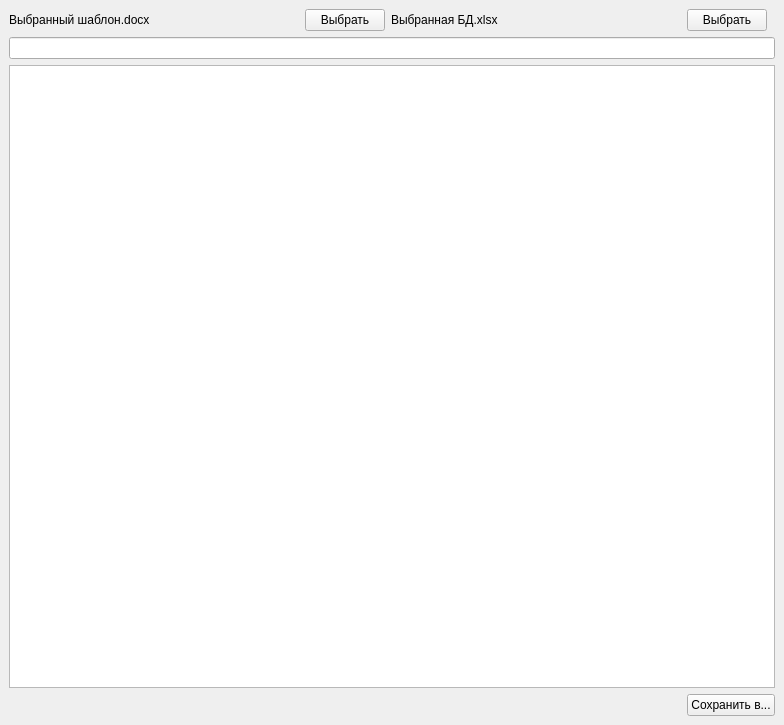
First picture: the form in layout.ui, repository DanilaPalkin/DocsAutocomplete, before the edit.
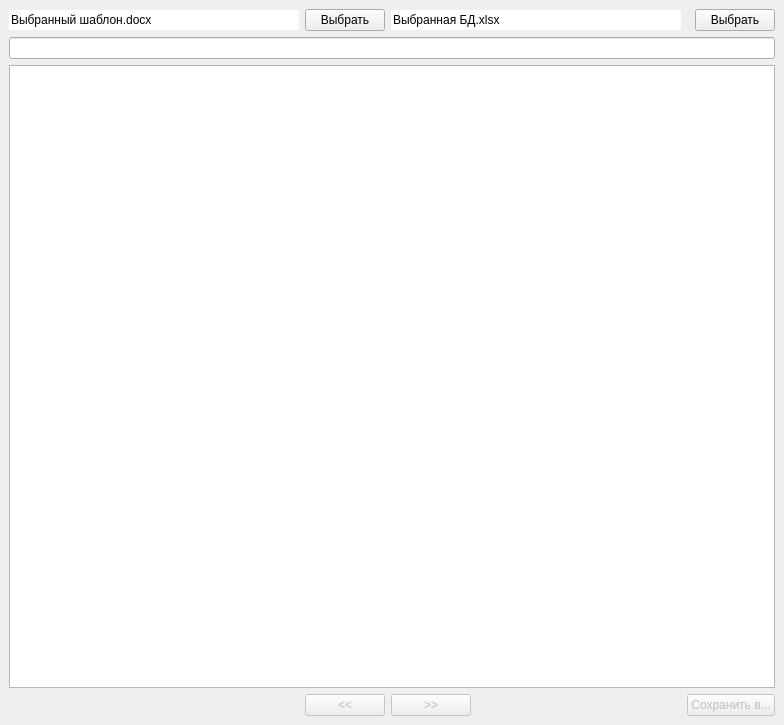
Second picture: the form after the edit.

```diff
--- a/layout.ui
+++ b/layout.ui
@@ -16,12 +16,9 @@
   <widget class="QWidget" name="centralwidget">
    <layout class="QGridLayout" name="gridLayout">
     <item row="2" column="0" colspan="4">
-     <widget class="QTableWidget" name="tableWidget"/>
-    </item>
-    <item row="0" column="0">
-     <widget class="QLabel" name="label_2">
-      <property name="text">
-       <string>Выбранный шаблон.docx</string>
+     <widget class="QTableWidget" name="tableWidget">
+      <property name="editTriggers">
+       <set>QAbstractItemView::NoEditTriggers</set>
       </property>
      </widget>
     </item>
@@ -38,14 +35,7 @@
       </property>
      </widget>
     </item>
-    <item row="0" column="2">
-     <widget class="QLabel" name="label">
-      <property name="text">
-       <string>Выбранная БД.xlsx</string>
-      </property>
-     </widget>
-    </item>
-    <item row="0" column="3">
+    <item row="0" column="3" alignment="Qt::AlignRight">
      <widget class="QPushButton" name="pushButton_2">
       <property name="sizePolicy">
        <sizepolicy hsizetype="Fixed" vsizetype="Fixed">
@@ -63,6 +53,9 @@
     </item>
     <item row="3" column="3">
      <widget class="QPushButton" name="pushButton_3">
+      <property name="enabled">
+       <bool>false</bool>
+      </property>
       <property name="sizePolicy">
        <sizepolicy hsizetype="Fixed" vsizetype="Fixed">
         <horstretch>0</horstretch>
@@ -74,6 +67,89 @@
       </property>
      </widget>
     </item>
+    <item row="3" column="1">
+     <widget class="QPushButton" name="pushButton_4">
+      <property name="enabled">
+       <bool>false</bool>
+      </property>
+      <property name="sizePolicy">
+       <sizepolicy hsizetype="Preferred" vsizetype="Preferred">
+        <horstretch>0</horstretch>
+        <verstretch>0</verstretch>
+       </sizepolicy>
+      </property>
+      <property name="text">
+       <string>&lt;&lt;</string>
+      </property>
+     </widget>
+    </item>
+    <item row="3" column="2" alignment="Qt::AlignLeft">
+     <widget class="QPushButton" name="pushButton_5">
+      <property name="enabled">
+       <bool>false</bool>
+      </property>
+      <property name="sizePolicy">
+       <sizepolicy hsizetype="Preferred" vsizetype="Preferred">
+        <horstretch>0</horstretch>
+        <verstretch>0</verstretch>
+       </sizepolicy>
+      </property>
+      <property name="text">
+       <string>&gt;&gt;</string>
+      </property>
+     </widget>
+    </item>
+    <item row="3" column="0">
+     <widget class="QLabel" name="label">
+      <property name="text">
+       <string/>
+      </property>
+     </widget>
+    </item>
+    <item row="0" column="0">
+     <widget class="QLineEdit" name="lineEdit_2">
+      <property name="sizePolicy">
+       <sizepolicy hsizetype="Preferred" vsizetype="Fixed">
+        <horstretch>0</horstretch>
+        <verstretch>0</verstretch>
+       </sizepolicy>
+      </property>
+      <property name="styleSheet">
+       <string notr="true">background-color:&quot;transparent&quot;</string>
+      </property>
+      <property name="text">
+       <string>Выбранный шаблон.docx</string>
+      </property>
+      <property name="frame">
+       <bool>false</bool>
+      </property>
+      <property name="readOnly">
+       <bool>true</bool>
+      </property>
+     </widget>
+    </item>
+    <item row="0" column="2">
+     <widget class="QLineEdit" name="lineEdit_3">
+      <property name="sizePolicy">
+       <sizepolicy hsizetype="Preferred" vsizetype="Fixed">
+        <horstretch>0</horstretch>
+        <verstretch>0</verstretch>
+       </sizepolicy>
+      </property>
+      <property name="styleSheet">
+       <string notr="true">background-color:&quot;transparent&quot;</string>
+      </property>
+      <property name="text">
+       <string>Выбранная БД.xlsx</string>
+      </property>
+      <property name="frame">
+       <bool>false</bool>
+      </property>
+      <property name="readOnly">
+       <bool>true</bool>
+      </property>
+     </widget>
+    </item>
    </layout>
   </widget>
  </widget>
```
